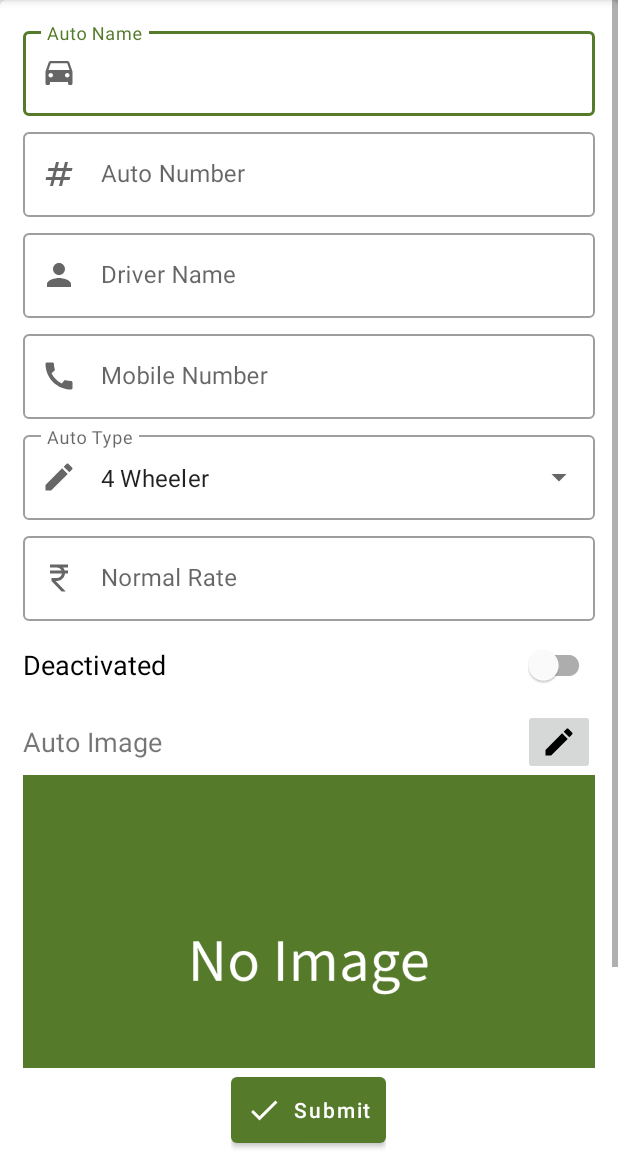
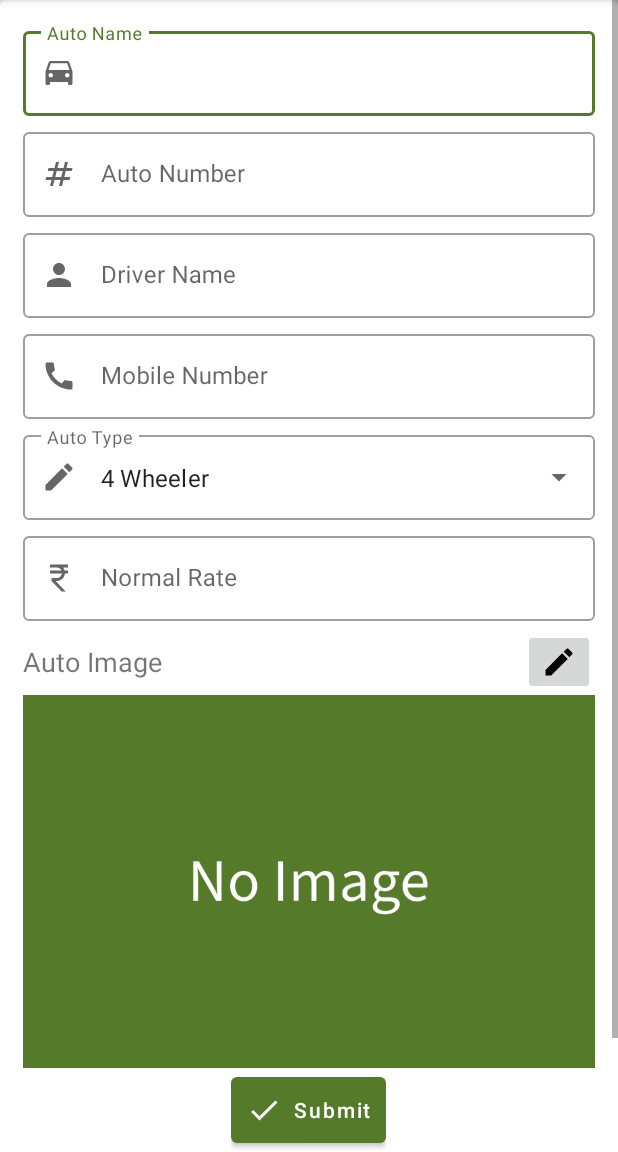
Before and after one commit to nagraj0308/BookAutoDriver, an Android app: the fragment AddEditAutoFragment shown on its own in the app's theme, on a phone screen of 412 x 824 dp, the part 84-1236 px from its top. Run offline under Robolectric (Android 15) with nearby library versions, the phone set to English and light mode, and no system bars; our stand-ins replace Dagger/Hilt's generated code; pictures from the network do not load.

Commit message:
stage1 completedhe

```diff
--- a/app/src/main/java/com/book/auto/driver/presentation/addeditauto/AddEditAutoFragment.kt
+++ b/app/src/main/java/com/book/auto/driver/presentation/addeditauto/AddEditAutoFragment.kt
@@ -60,7 +60,7 @@ class AddEditAutoFragment : BaseFragment() {
                     autoNumber,
                     driverName,
                     mobileNumber,
-                    binding.sbDeactivated.isChecked,
+                    true,
                     Utils.screenShot(binding.ivAutoPhoto)!!, {
                         if (it) {
                             requireActivity().onBackPressed()
@@ -85,7 +85,7 @@ class AddEditAutoFragment : BaseFragment() {
                     autoNumber,
                     driverName,
                     mobileNumber,
-                    binding.sbDeactivated.isChecked,
+                    true,
                     Utils.screenShot(binding.ivAutoPhoto)!!, {
                         if (it) {
                             requireActivity().onBackPressed()
@@ -144,7 +144,6 @@ class AddEditAutoFragment : BaseFragment() {
             binding.tilDriverName.editText!!.setText(viewModel.vehicle.value!!.driver)
             binding.tilMobileNumber.editText!!.setText(viewModel.vehicle.value!!.mobileNo)
             binding.actvAutoType.setText(viewModel.vehicle.value!!.type)
-            binding.sbDeactivated.setChecked(viewModel.vehicle.value!!.deactivated)
 
             Glide.with(this).asBitmap().load(viewModel.vehicle.value!!.imageUrl)
                 .into(binding.ivAutoPhoto)
--- a/app/src/main/java/com/book/auto/driver/presentation/home/HomeFragment.kt
+++ b/app/src/main/java/com/book/auto/driver/presentation/home/HomeFragment.kt
@@ -132,6 +132,8 @@ class HomeFragment : BaseFragment() {
                 binding.tvMobileNo.text = vehicle.mobileNo
                 binding.tvLive.text =
                     if (vehicle.deactivated || (vehicle.verificationState != "A")) "Not Live" else "Live"
+                binding.sbDeactivated.setChecked(vehicle.deactivated)
+
             }
         }
 
--- a/app/src/main/res/layout/fragmnet_add_edit_auto_details.xml
+++ b/app/src/main/res/layout/fragmnet_add_edit_auto_details.xml
@@ -135,15 +135,6 @@
 
                 </com.google.android.material.textfield.TextInputLayout>
 
-                <com.google.android.material.switchmaterial.SwitchMaterial
-                    android:id="@+id/sb_deactivated"
-                    android:layout_width="match_parent"
-                    android:layout_height="wrap_content"
-                    android:layout_marginBottom="5dp"
-                    android:checked="false"
-                    android:text="@string/deactivated"
-                    android:textSize="18sp" />
-
                 <RelativeLayout
                     android:layout_width="match_parent"
                     android:layout_height="wrap_content">
```
Also changed, not shown: app/src/main/res/layout/fragment_home.xml (+11 -0 lines).
